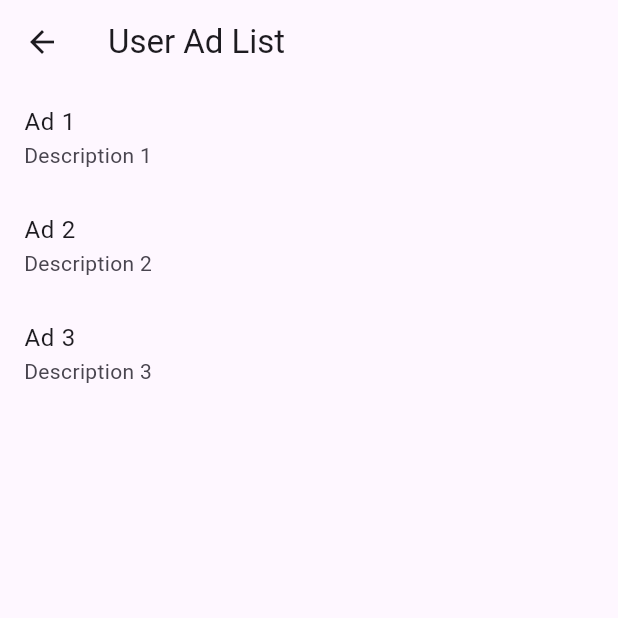
After one commit to s4ki3f/vara_lagbe, a Flutter app: the UserAdListView screen opened directly, on a phone screen of 412 x 824 dp, the top half of it. The commit adds this screen. Run offline on Flutter 3.47's test engine with Material 3 defaults, Android fonts, the phone set to English and light mode, and no system bars; our stand-ins replace flutter_svg, image_picker, permission_handler, supabase_flutter; accounts and stored records are empty; network calls fail; project files that could hold a hidden picture were left out.

```diff
--- /dev/null
+++ b/lib/view/Adlist/useradlistview.dart
@@ -0,0 +1,38 @@
+import 'package:flutter/material.dart';
+
+class UserAdListView extends StatelessWidget {
+  @override
+  Widget build(BuildContext context) {
+    return Scaffold(
+      appBar: AppBar(
+        title: Text('User Ad List'),
+      ),
+      body: ListView.builder(
+        itemCount: adList.length,
+        itemBuilder: (context, index) {
+          return ListTile(
+            title: Text(adList[index].title),
+            subtitle: Text(adList[index].description),
+            // Add more details or customize the ListTile as needed
+          );
+        },
+      ),
+    );
+  }
+}
+
+// Replace this with your actual ad model
+class Ad {
+  final String title;
+  final String description;
+
+  Ad({required this.title, required this.description});
+}
+
+// Replace this with your actual list of ads
+List<Ad> adList = [
+  Ad(title: 'Ad 1', description: 'Description 1'),
+  Ad(title: 'Ad 2', description: 'Description 2'),
+  Ad(title: 'Ad 3', description: 'Description 3'),
+  // Add more ads to the list
+];
--- /dev/null
+++ b/lib/view/home/widgets/chatpage.dart
@@ -0,0 +1,59 @@
+import 'package:flutter/material.dart';
+
+class ChatPage extends StatelessWidget {
+  final User user;
+
+  ChatPage({required this.user, required List<User> users});
+
+  @override
+  Widget build(BuildContext context) {
+    return Scaffold(
+      appBar: AppBar(
+        title: Text('Chat with ${user.name}'),
+        leading: CircleAvatar(
+          backgroundImage: NetworkImage(user.avatarUrl ?? ''),
+        ),
+      ),
+      body: Column(
+        children: [
+          Expanded(
+            child: ListView.builder(
+              itemCount: 10, // replace with your list of messages
+              itemBuilder: (context, index) {
+                return ListTile(
+                  title:
+                      Text('Message $index'), // replace with your message text
+                  trailing: user.unreadMessageCount > 0
+                      ? CircleAvatar(
+                          radius: 10,
+                          child: Text(
+                            '${user.unreadMessageCount}',
+                            style: TextStyle(fontSize: 12),
+                          ),
+                        )
+                      : null,
+                );
+              },
+            ),
+          ),
+          TextField(
+            onSubmitted: (message) {
+              // Implement your message sending logic here
+            },
+          ),
+        ],
+      ),
+    );
+  }
+}
+
+class User {
+  final String name;
+  final String avatarUrl;
+  final int unreadMessageCount;
+
+  User(
+      {required this.name,
+      required this.avatarUrl,
+      required this.unreadMessageCount});
+}
--- a/lib/view/home/widgets/welcome_text.dart
+++ b/lib/view/home/widgets/welcome_text.dart
@@ -12,7 +12,7 @@ class WelcomeText extends StatelessWidget {
             'Konnichiwa Mina desh',
             style: Theme.of(context)
                 .textTheme
-                .bodyText1!
+                .bodyLarge!
                 .copyWith(fontSize: 16, fontWeight: FontWeight.bold),
           ),
           SizedBox(height: 10),
@@ -20,7 +20,7 @@ class WelcomeText extends StatelessWidget {
             'Genki desuka, Hina Sama',
             style: Theme.of(context)
                 .textTheme
-                .headline1!
+                .displayLarge!
                 .copyWith(fontSize: 16, fontWeight: FontWeight.bold),
           )
         ],
```
Also changed, not shown: lib/view/home/widgets/custom_app_bar.dart (+22 -3 lines).
